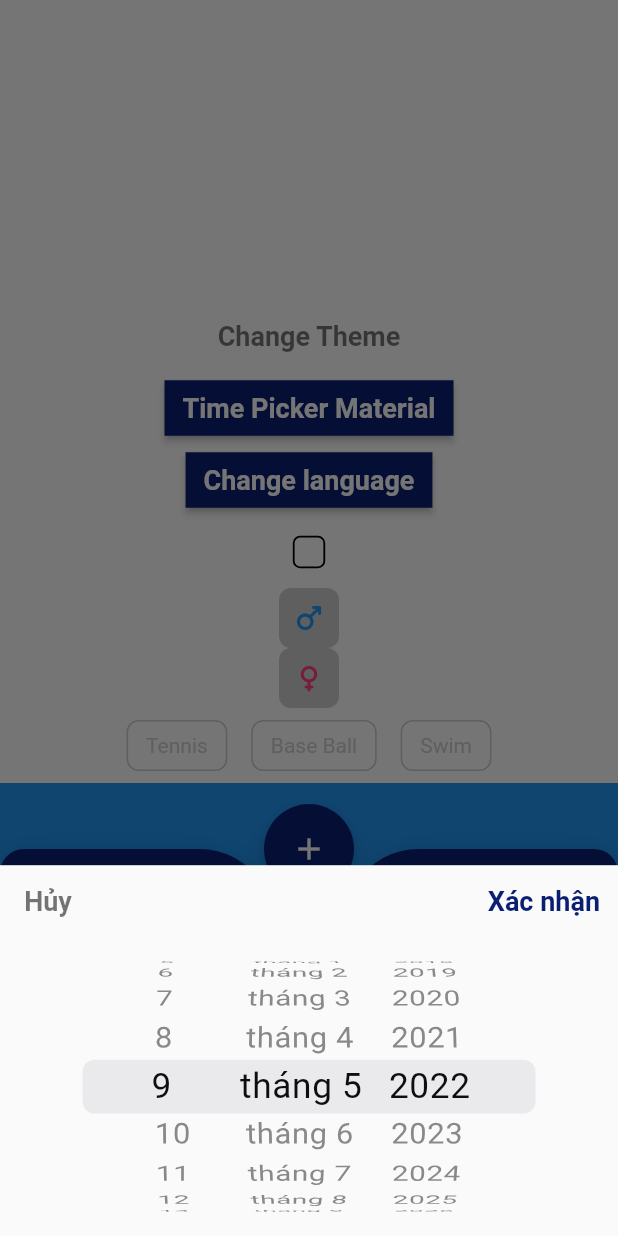
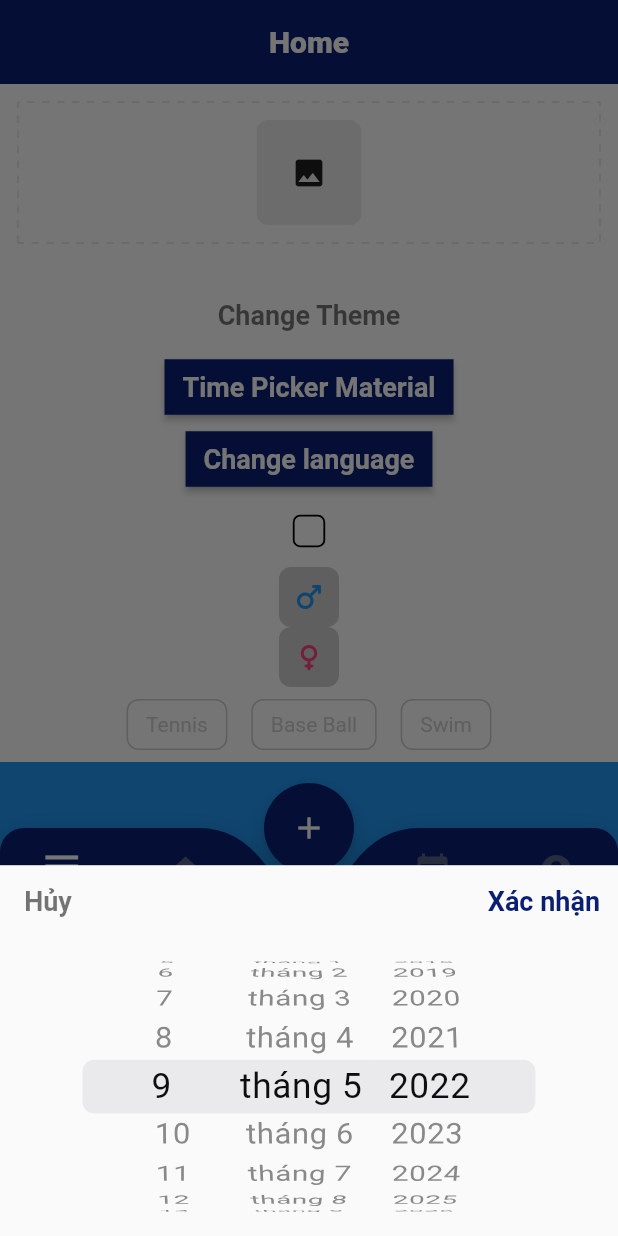
Before and after one commit to sontrandtu/base_provider, a Flutter app: the HomePage screen opened by its route, after a tap on "Time Picker Material", on a phone screen of 412 x 824 dp. Run offline on Flutter 3.47's test engine with Material 2 defaults, Android fonts, the phone set to English and light mode, and no system bars; our stand-ins replace cached_network_image, carousel_slider, dio, dotted_decoration, easy_localization, firebase_core and 16 more; missing offline and left inert: flutter_scroll_to_top, overflow_view, wechat_assets_picker; accounts and stored records are empty; generated files the repository leaves out were written again; network calls fail; Roboto replaces fonts that are missing (Babylon).

Commit message:
add form_album widgets

```diff
--- a/assets/translations/en.json
+++ b/assets/translations/en.json
@@ -11,5 +11,6 @@
   "imageGallery": "Image gallery",
   "questionCamera": "The app needs access to the camera",
   "questionImageGallery": "The app needs access to the photo gallery",
-  "setting": "Setting"
+  "setting": "Setting",
+  "images": "images"
 }
--- a/assets/translations/vi.json
+++ b/assets/translations/vi.json
@@ -11,5 +11,6 @@
   "imageGallery": "Thư viện",
   "questionCamera":"Ứng dụng cần quyền truy cập vào máy ảnh",
   "questionImageGallery": "Ứng dụng cần quyền truy cập vào thư viện ảnh",
-  "setting": "Cài đặt"
+  "setting": "Cài đặt",
+  "images": "ảnh"
 }
--- /dev/null
+++ b/lib/common/core/widget/form_album.dart
@@ -0,0 +1,168 @@
+import 'package:achitecture_weup/common/core/app_core.dart';
+import 'package:achitecture_weup/common/helper/app_common.dart';
+import 'package:achitecture_weup/common/helper/image_utils/image_utils.dart';
+import 'package:achitecture_weup/common/helper/system_utils.dart';
+import 'package:dotted_decoration/dotted_decoration.dart';
+import 'package:flutter/material.dart';
+import 'package:wechat_assets_picker/wechat_assets_picker.dart';
+import 'package:achitecture_weup/common/extension/string_extension.dart';
+
+class FormAlbum extends StatefulWidget {
+  final ValueChanged<List<Map<String, dynamic>>> onChanged;
+  const FormAlbum({Key? key, required this.onChanged}) : super(key: key);
+
+  @override
+  State<FormAlbum> createState() => _FormAlbumState();
+}
+
+class _FormAlbumState extends State<FormAlbum> {
+  late List<Map<String, dynamic>> _items;
+
+  late List<AssetEntity>? _assetEntities;
+
+  @override
+  void initState() {
+    _items = [];
+    _assetEntities = [];
+    super.initState();
+  }
+
+  @override
+  Widget build(BuildContext context) {
+    return Container(
+      margin: const EdgeInsets.all(12),
+      padding: const EdgeInsets.all(12),
+      decoration: DottedDecoration(
+        shape: Shape.box,
+        strokeWidth: .3,
+      ),
+      child: Row(
+        mainAxisSize: MainAxisSize.max,
+        mainAxisAlignment: MainAxisAlignment.center,
+        crossAxisAlignment: CrossAxisAlignment.center,
+        children: [
+          InkWell(
+            onTap: () async {
+              final result = await ImageUtils.multiply(
+                context,
+                selectedAssets: _assetEntities,
+              );
+              if (!empty(result)) {
+                setState(() {
+                  _items = result;
+                  _genAssetEntity(_items);
+                });
+              }
+            },
+            child: _LayoutImage(
+              child: const Icon(Icons.image),
+              hasMargin: _items.isNotEmpty ? true : false,
+              isRoot: true,
+            ),
+          ),
+          if (!empty(_items)) ...[
+            if (_items.length <= 2) ...[
+              ..._items
+                  .map<Widget>((e) => _LayoutImage(
+                        child: ImageViewer('${e['path']}', boxFit: BoxFit.fill),
+                        hasMargin: e['isLast'] != null && e['isLast'] == 1
+                            ? false
+                            : true,
+                        isRoot: false,
+                        onDelete: () {
+                          setState(() {
+                            _items.removeWhere((item) => item['id'] == e['id']);
+                            _genAssetEntity(_items);
+                          });
+                        },
+                      ))
+                  .toList()
+            ] else ...[
+              _LayoutImage(
+                child: Center(child: Text('3 ' + KeyLanguage.images.tl)),
+                hasMargin: _items.isNotEmpty ? true : false,
+                isRoot: true,
+              ),
+            ],
+          ],
+        ],
+      ),
+    );
+  }
+
+  _genAssetEntity(List inputs) {
+    _assetEntities = [];
+    for (var element in inputs) {
+      _assetEntities!.add(AssetEntity(
+        id: element['id'],
+        width: element['width'],
+        height: element['height'],
+        typeInt: element['typeInt'],
+      ));
+    }
+  }
+}
+
+class _LayoutImage extends StatelessWidget {
+  final Widget child;
+  final VoidCallback? onTap;
+  final VoidCallback? onDelete;
+  final bool hasMargin;
+  final bool isRoot;
+
+  const _LayoutImage({
+    Key? key,
+    required this.child,
+    this.onTap,
+    this.hasMargin = true,
+    this.onDelete,
+    this.isRoot = false,
+  }) : super(key: key);
+
+  @override
+  Widget build(BuildContext context) {
+    return InkWell(
+      onTap: onTap,
+      child: Container(
+        margin: !hasMargin ? EdgeInsets.zero : const EdgeInsets.only(right: 12),
+        child: Stack(
+          children: [
+            ClipRRect(
+              borderRadius: BorderRadius.circular(8),
+              child: Container(
+                height: 70,
+                width: 70,
+                decoration: BoxDecoration(
+                  color: Colors.grey.withOpacity(.2),
+                ),
+                child: child,
+              ),
+            ),
+            if (!isRoot)
+              Positioned(
+                right: 0,
+                top: 0,
+                child: InkWell(
+                  onTap: onDelete,
+                  // backgroundColor: Colors.white,
+                  // borderRadiusAll: 50,
+                  // padding: EdgeInsets.all(2),
+                  child: Container(
+                    padding: const EdgeInsets.all(2),
+                    decoration: BoxDecoration(
+                        color: Colors.white,
+                        borderRadius: BorderRadius.circular(12)),
+                    child: const Icon(
+                      Icons.delete,
+                      size: 16,
+                      color: Colors.red,
+                    ),
+                  ),
+                ),
+              ),
+          ],
+        ),
+      ),
+    );
+  }
+}
--- a/lib/common/core/widget/image/image_viewer.dart
+++ b/lib/common/core/widget/image/image_viewer.dart
@@ -1,36 +1,39 @@
 import 'dart:io';
+import 'package:achitecture_weup/common/extension/string_extension.dart';
 import 'package:flutter/material.dart';
 import 'package:flutter/widgets.dart';
 
-enum TypeImageViewer {
-  assets,
-  storage
-}
+enum TypeImageViewer { assets, storage, network }
 
 class ImageViewer extends StatelessWidget {
-  final double width;
-  final double height;
   final String url;
+  final double? width;
+  final double? height;
   final BorderRadius? borderRadius;
   final EdgeInsetsGeometry? padding;
   final BoxFit? boxFit;
   final Color? color;
-  final TypeImageViewer type;
 
-  const ImageViewer({
+  const ImageViewer(
+    this.url, {
     Key? key,
-    required this.url,
-    required this.width,
-    required this.height,
+    this.width,
+    this.height,
     this.borderRadius,
     this.padding,
     this.boxFit,
     this.color,
-    this.type = TypeImageViewer.assets,
   }) : super(key: key);
 
   @override
   Widget build(BuildContext context) {
+    TypeImageViewer type = TypeImageViewer.assets;
+    RegExp regExp = RegExp(r'^\/(storage|data)[^\.]', multiLine: true);
+    if (regExp.hasMatch(url)) {
+      type = TypeImageViewer.storage;
+    } else if (url.isValidUrl) {
+      type = TypeImageViewer.network;
+    }
     return ClipRRect(
       borderRadius: borderRadius ?? BorderRadius.circular(0),
       child: Container(
@@ -38,14 +41,27 @@ class ImageViewer extends StatelessWidget {
         height: height,
         padding: padding,
         decoration: BoxDecoration(color: color),
-        child: type == TypeImageViewer.assets ? Image.asset(
-          url,
-          fit: boxFit ?? BoxFit.contain,
-        ) : Image.file(
-          File(url),
-          fit: boxFit ?? BoxFit.contain,
-        ),
+        child: _imgWidget(type),
       ),
     );
   }
+
+  Widget _imgWidget(TypeImageViewer type) {
+    if (type == TypeImageViewer.network) {
+      return Image.network(
+        url,
+        fit: boxFit ?? BoxFit.contain,
+      );
+    } else if (type == TypeImageViewer.storage) {
+      return Image.file(
+        File(url),
+        fit: boxFit ?? BoxFit.contain,
+      );
+    } else {
+      return Image.asset(
+        url,
+        fit: boxFit ?? BoxFit.contain,
+      );
+    }
+  }
 }
--- a/lib/common/helper/image_utils/image_utils.dart
+++ b/lib/common/helper/image_utils/image_utils.dart
@@ -1,19 +1,21 @@
 import 'dart:io' as io;
-import 'dart:io';
 import 'package:achitecture_weup/common/helper/file_utils.dart';
 import 'package:achitecture_weup/common/helper/image_utils/text_delegate.dart';
+import 'package:achitecture_weup/common/helper/system_utils.dart';
 import 'package:flutter/cupertino.dart';
 import 'package:image_picker/image_picker.dart';
-import '../constant.dart';
-import '../img_crop.dart';
-import 'package:achitecture_weup/common/extension/app_extension.dart';
+import 'img_crop.dart';
 import 'package:wechat_assets_picker/wechat_assets_picker.dart';
 
-enum PickImageType { image, video }
+enum PickImageType {
+  image,
+  video,
+  audio,
+  all,
+}
 
 class ImageUtils {
-  static final ImagePicker _picker = ImagePicker();
-  static final List<String> _multiImagePath = [];
+  static final _picker = ImagePicker();
 
   static Future<dynamic> pickImage(
       {bool hasCrop = false,
@@ -33,46 +35,69 @@ class ImageUtils {
     if (!isMax) {
       if (!hasCrop) {
         return _image.path;
-      } else {
-        final _path = await ImgCrop.instance().cropFile(_image.path);
-        return _path;
       }
-    } else {
-      return null;
+      final _path = await ImgCrop.instance().cropFile(_image.path);
+      return _path;
     }
+    return null;
+
   }
 
-  static Future<dynamic> pick(
-      {PickImageType type = PickImageType.image}) async {
-    if (type == PickImageType.image) {
-      final XFile? _image =
-          await _picker.pickImage(source: ImageSource.gallery);
-      return _image!.path;
-    } else {
-      final XFile? _video =
-          await _picker.pickVideo(source: ImageSource.gallery);
-      return _video!.path;
-    }
-  }
+  // static Future<dynamic> pick(
+  //     {PickImageType type = PickImageType.image}) async {
+  //   if (type == PickImageType.image) {
+  //     final XFile? _image =
+  //         await _picker.pickImage(source: ImageSource.gallery);
+  //     return _image!.path;
+  //   } else {
+  //     final XFile? _video =
+  //         await _picker.pickVideo(source: ImageSource.gallery);
+  //     return _video!.path;
+  //   }
+  // }
 
-  static Future<List<String>> pickMultiImage() async {
-    List<XFile>? _images = await _picker.pickMultiImage();
-    if (_images!.isNotEmpty) {
-      for (var element in _images) {
-        String _path = File(element.path).name;
-        _multiImagePath.add(_path);
-      }
-    }
-    return _multiImagePath;
-  }
-
-  static multiply(BuildContext context) async {
+  static Future<dynamic>? multiply(
+    BuildContext context, {
+    int max = 9,
+    int pageSize = 80,
+    int gridCount = 4,
+    ThumbnailSize? previewThumbnailSize,
+    RequestType type = RequestType.common,
+    List<AssetEntity>? selectedAssets,
+    bool isMap = true,
+  }) async {
+    final _multi = <Map<String, dynamic>>[];
     final List<AssetEntity>? result = await AssetPicker.pickAssets(
       context,
-      pickerConfig: const AssetPickerConfig(
-        // filterOptions: FilterOptionGroup(),
-        textDelegate: AssetPickerTextDelegateVN(),
+      pickerConfig: AssetPickerConfig(
+        textDelegate: const AssetPickerTextDelegateVN(),
+        maxAssets: max,
+        pageSize: pageSize,
+        gridCount: gridCount,
+        previewThumbnailSize: previewThumbnailSize,
+        requestType: type,
+        selectedAssets: selectedAssets,
       ),
     );
+    if (isMap) {
+      if (result != null && result.isNotEmpty) {
+        for (var element in result) {
+          final res = await element.file;
+          _multi.add({
+            'id': element.id,
+            'title': element.title,
+            'path': res!.path,
+            'typeInt': element.typeInt,
+            'width': element.width,
+            'height': element.height,
+          });
+        }
+      }
+      if(!empty(_multi)) {
+        _multi.last['isLast'] = 1;
+      }
+      return _multi;
+    }
+    return result;
   }
 }
--- a/lib/common/helper/image_utils/text_delegate.dart
+++ b/lib/common/helper/image_utils/text_delegate.dart
@@ -33,13 +33,13 @@ class AssetPickerTextDelegateVN extends AssetPickerTextDelegate {
   String get select => 'Select';
 
   @override
-  String get emptyList => 'Danh sách trống';
+  String get emptyList => 'Chưa có dữ liệu';
 
   @override
   String get unSupportedAssetType => 'Unsupported HEIC asset type.';
 
   @override
-  String get unableToAccessAll => 'Unable to access all assets on the device';
+  String get unableToAccessAll => 'Không thể truy cập tất cả nội dung trên thiết bị';
 
   @override
   String get viewingLimitedAssetsTip =>
--- a/lib/common/helper/key_language.dart
+++ b/lib/common/helper/key_language.dart
@@ -13,4 +13,5 @@ class KeyLanguage{
   static const String questionImageGallery = 'questionImageGallery';
   static const String setting = 'setting';
   static const String language = 'language';
+  static const String images = 'images';
 }
--- a/lib/common/helper/view_utils.dart
+++ b/lib/common/helper/view_utils.dart
@@ -28,8 +28,6 @@ class ViewUtils {
   static double get heightStatusBar =>
       MediaQuery.of(navigator.currentContext!).padding.top;
 
-  static double get paddingBase => 12;
-
   static void toast(dynamic msg) => Fluttertoast.showToast(
         msg: msg.toString(),
         toastLength: Toast.LENGTH_SHORT,
--- a/lib/screen/home/home_page.dart
+++ b/lib/screen/home/home_page.dart
@@ -1,6 +1,8 @@
 import 'package:achitecture_weup/common/core/app_core.dart';
 import 'package:achitecture_weup/common/core/sys/base_state.dart';
+import 'package:achitecture_weup/common/core/widget/form_album.dart';
 import 'package:achitecture_weup/common/helper/image_utils/image_utils.dart';
+import 'package:achitecture_weup/common/helper/system_utils.dart';
 import 'package:achitecture_weup/common/resource/app_resource.dart';
 import 'package:achitecture_weup/main.dart';
 import 'package:achitecture_weup/screen/home/home_view_model.dart';
@@ -20,7 +22,7 @@ class _HomePageState extends BaseState<HomePage, HomeViewModel> {
   String groupRadio = 'e';
 
   ScrollController scrollController = ScrollController();
-  List<String>? _paths;
+  List<Map<String, dynamic>>? _paths;
 
   @override
   void initState() {
@@ -37,20 +39,25 @@ class _HomePageState extends BaseState<HomePage, HomeViewModel> {
       value: viewModel,
       builder: (context, child) => Consumer<HomeViewModel>(
         builder: (context, value, child) => Scaffold(
-          body: SafeArea(
-            child: SingleChildScrollView(
+          appBar: AppBarComp(
+            title: 'Home',
+          ),
+          body: SingleChildScrollView(
             controller: scrollController,
             child: Column(
               mainAxisAlignment: MainAxisAlignment.center,
               crossAxisAlignment: CrossAxisAlignment.center,
               children: [
-                  ImageViewer(
-                    url: urlImage,
-                    width: 100,
-                    height: 100,
-                    type: TypeImageViewer.storage,
+                FormAlbum(
+                  onChanged: (val) {},
                 ),
-                  ImageViewer(url: urlImage, width: 100, height: 100),
+                const SizedBox(height: 12),
+                // ImageViewer(
+                //   urlImage,
+                //   width: 100,
+                //   height: 100,
+                // ),
+                // ImageViewer(urlImage, width: 100, height: 100),
                 // const SliderComp(images: [
                 //   'https://www.daophatngaynay.com/vn/files/images/quy1-2010/1119828829096493_456282371.jpg',
                 //   'https://hoithanh.com/wp-content/uploads/2015/07/b7433357-de29-4381-9cd4-9c2b8882f4c0.jpg',
@@ -302,10 +309,18 @@ class _HomePageState extends BaseState<HomePage, HomeViewModel> {
                 const SizedBox(
                   height: 16,
                 ),
+                if (!empty(_paths)) ...[
+                  Text('data: $_paths'),
+                  ..._paths!.map<Widget>((e) => ImageViewer(e['path'])).toList()
+                ],
                 PositionAniButtonComp(
                   onPressed: () async {
                     final result = await ImageUtils.multiply(context);
-                    print('result--- $result');
+                    if (result != null) {
+                      setState(() {
+                        _paths = result;
+                      });
+                    }
                   },
                   child: const Text(
                     'Simple button1111',
@@ -347,7 +362,6 @@ class _HomePageState extends BaseState<HomePage, HomeViewModel> {
           ),
         ),
       ),
-      ),
     );
   }
 
```
Also changed, not shown: lib/common/core/widget/stepper/stepper_fix.dart (+2 -5 lines), lib/common/helper/image_utils/img_crop.dart (renamed from lib/common/helper/img_crop.dart). Lines whose indentation alone changed are shown as unchanged.
